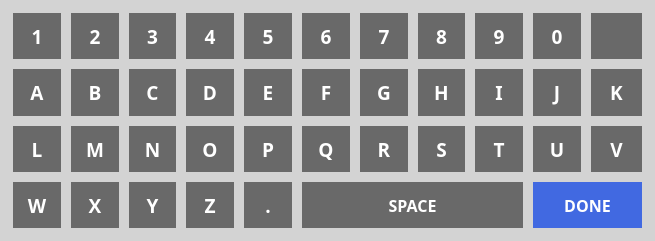
First picture: the form in ui/Keyboard.ui, repository UnexplodedMinds/Stratofier, before the edit.
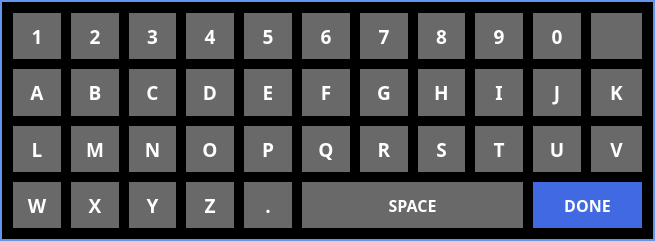
Second picture: the form after the edit. Icons and pictures are not drawn.

```diff
--- a/ui/Keyboard.ui
+++ b/ui/Keyboard.ui
@@ -19,61 +19,88 @@
   <property name="palette">
    <palette>
     <active>
+     <colorrole role="Button">
+      <brush brushstyle="SolidPattern">
+       <color alpha="255">
+        <red>0</red>
+        <green>0</green>
+        <blue>0</blue>
+       </color>
+      </brush>
+     </colorrole>
      <colorrole role="Base">
       <brush brushstyle="SolidPattern">
        <color alpha="255">
-        <red>255</red>
-        <green>255</green>
-        <blue>255</blue>
+        <red>0</red>
+        <green>0</green>
+        <blue>0</blue>
        </color>
       </brush>
      </colorrole>
      <colorrole role="Window">
       <brush brushstyle="SolidPattern">
        <color alpha="255">
-        <red>211</red>
-        <green>211</green>
-        <blue>211</blue>
+        <red>0</red>
+        <green>0</green>
+        <blue>0</blue>
        </color>
       </brush>
      </colorrole>
     </active>
     <inactive>
+     <colorrole role="Button">
+      <brush brushstyle="SolidPattern">
+       <color alpha="255">
+        <red>0</red>
+        <green>0</green>
+        <blue>0</blue>
+       </color>
+      </brush>
+     </colorrole>
      <colorrole role="Base">
       <brush brushstyle="SolidPattern">
        <color alpha="255">
-        <red>255</red>
-        <green>255</green>
-        <blue>255</blue>
+        <red>0</red>
+        <green>0</green>
+        <blue>0</blue>
        </color>
       </brush>
      </colorrole>
      <colorrole role="Window">
       <brush brushstyle="SolidPattern">
        <color alpha="255">
-        <red>211</red>
-        <green>211</green>
-        <blue>211</blue>
+        <red>0</red>
+        <green>0</green>
+        <blue>0</blue>
        </color>
       </brush>
      </colorrole>
     </inactive>
     <disabled>
+     <colorrole role="Button">
+      <brush brushstyle="SolidPattern">
+       <color alpha="255">
+        <red>0</red>
+        <green>0</green>
+        <blue>0</blue>
+       </color>
+      </brush>
+     </colorrole>
      <colorrole role="Base">
       <brush brushstyle="SolidPattern">
        <color alpha="255">
-        <red>211</red>
-        <green>211</green>
-        <blue>211</blue>
+        <red>0</red>
+        <green>0</green>
+        <blue>0</blue>
        </color>
       </brush>
      </colorrole>
      <colorrole role="Window">
       <brush brushstyle="SolidPattern">
        <color alpha="255">
-        <red>211</red>
-        <green>211</green>
-        <blue>211</blue>
+        <red>0</red>
+        <green>0</green>
+        <blue>0</blue>
        </color>
       </brush>
      </colorrole>
@@ -92,10 +119,16 @@
    <string>KEYBOARD</string>
   </property>
   <property name="autoFillBackground">
-   <bool>true</bool>
+   <bool>false</bool>
   </property>
   <property name="styleSheet">
-   <string notr="true">QPushButton
+   <string notr="true">QDialog
+{
+	border: 2px solid CornflowerBlue;
+	background-color: black;
+}
+
+QPushButton
 {
 	border: none;
 	background-color: DimGray;
```
